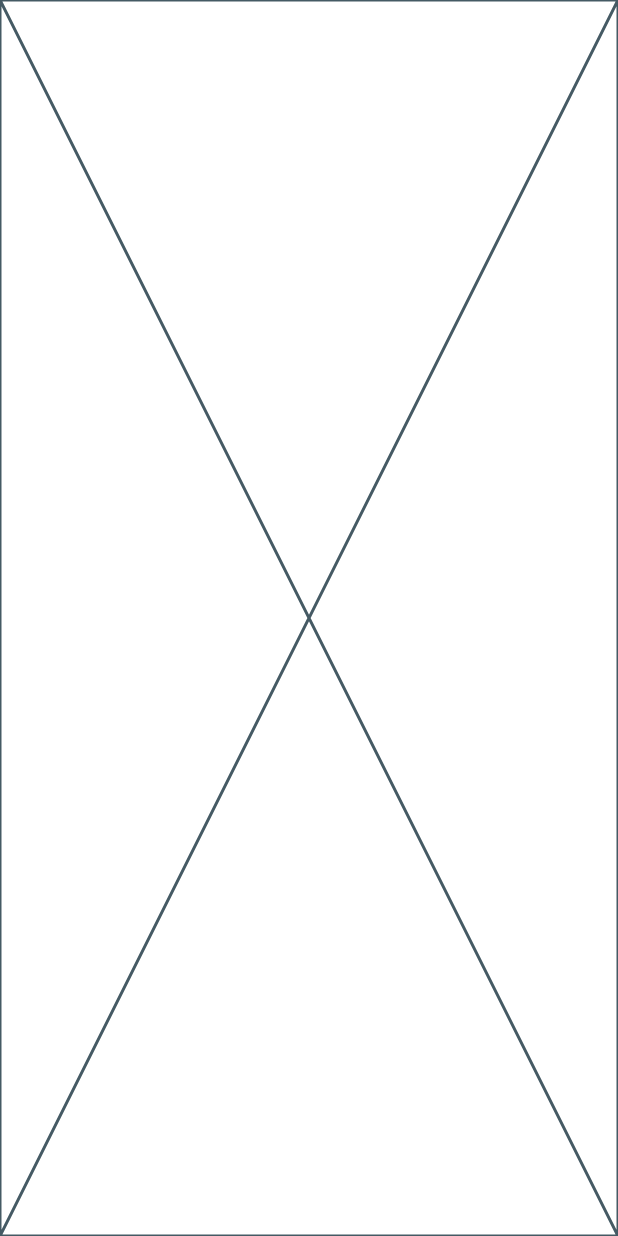
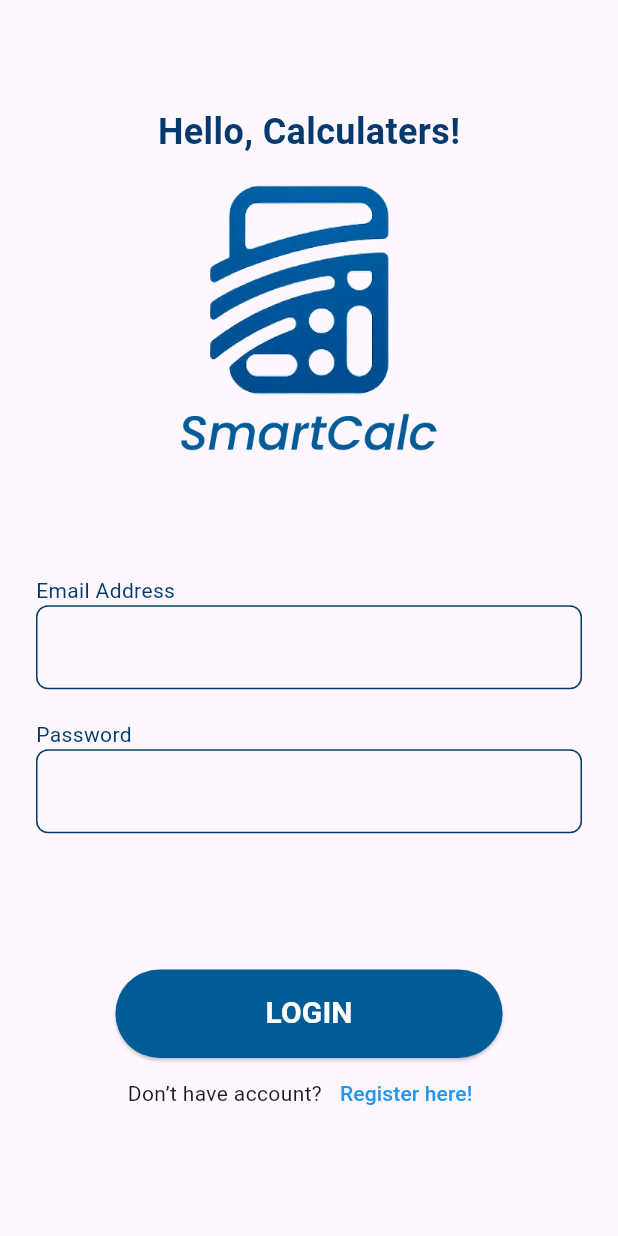
Before and after one commit to anndeviant/tpm_teori_t2, a Flutter app: the screen it shows after launch, on a phone screen of 412 x 824 dp. Run offline on Flutter 3.47's test engine with Material 3 defaults, Android fonts, the phone set to English and light mode, and no system bars.

Commit message:
login page

```diff
--- a/lib/login.dart
+++ b/lib/login.dart
@@ -5,6 +5,116 @@ class Login extends StatelessWidget {
 
   @override
   Widget build(BuildContext context) {
-    return const Placeholder();
+    return SafeArea(
+        child: Scaffold(
+      resizeToAvoidBottomInset: true,
+      body: Container(
+        margin: EdgeInsets.symmetric(horizontal: 24),
+        child: Column(
+          mainAxisAlignment: MainAxisAlignment.spaceEvenly,
+          children: [
+            _header(context),
+            _inputfield(context),
+            _btn(context),
+          ],
+        ),
+      ),
+    ));
+  }
+
+  _header(context) {
+    return Column(
+      children: [
+        Text(
+          'Hello, Calculaters!',
+          style: TextStyle(
+              fontWeight: FontWeight.bold,
+              fontSize: 24,
+              color: Color(0xFF03396C)),
+        ),
+        Image.asset(
+          'assets/images/Group 3.png',
+          scale: 2,
+        )
+      ],
+    );
+  }
+
+  _inputfield(context) {
+    return Column(
+      crossAxisAlignment: CrossAxisAlignment.stretch,
+      children: [
+        Text('Email Address', style: TextStyle(color: Color(0xFF03396C))),
+        TextField(
+          decoration: InputDecoration(
+              enabledBorder: OutlineInputBorder(
+                  borderRadius: BorderRadius.circular(8),
+                  borderSide: BorderSide(
+                    color: Color(0xFF03396C),
+                    width: 1,
+                  )),
+              focusedBorder: OutlineInputBorder(
+                  borderRadius: BorderRadius.circular(8),
+                  borderSide: BorderSide(
+                    color: Color(0xFF03396C),
+                    width: 2,
+                  ))),
+        ),
+        SizedBox(
+          height: 20,
+        ),
+        Text('Password', style: TextStyle(color: Color(0xFF03396C))),
+        TextField(
+          decoration: InputDecoration(
+              enabledBorder: OutlineInputBorder(
+                  borderRadius: BorderRadius.circular(8),
+                  borderSide: BorderSide(
+                    color: Color(0xFF03396C),
+                    width: 1,
+                  )),
+              focusedBorder: OutlineInputBorder(
+                  borderRadius: BorderRadius.circular(8),
+                  borderSide: BorderSide(
+                    color: Color(0xFF03396C),
+                    width: 2,
+                  ))),
+          obscureText: true,
+        ),
+        SizedBox(
+          height: 20,
+        ),
+      ],
+    );
+  }
+
+  _btn(context) {
+    return Column(
+      children: [
+        ElevatedButton(
+          style: ElevatedButton.styleFrom(
+            padding: EdgeInsets.symmetric(vertical: 15, horizontal: 100),
+            backgroundColor: Color(0xFF005B96),
+          ),
+          onPressed: () {},
+          child: Text('LOGIN',
+              style: TextStyle(
+                  fontSize: 20,
+                  fontWeight: FontWeight.bold,
+                  color: Colors.white)),
+        ),
+        Row(
+          mainAxisAlignment: MainAxisAlignment.center,
+          children: [
+            Text('Don’t have account?'),
+            TextButton(
+                onPressed: () {},
+                child: Text(
+                  'Register here!',
+                  style: TextStyle(color: Colors.blue),
+                ))
+          ],
+        )
+      ],
+    );
   }
 }
--- a/pubspec.yaml
+++ b/pubspec.yaml
@@ -58,8 +58,8 @@ flutter:
   uses-material-design: true
 
   # To add assets to your application, add an assets section, like this:
-  # assets:
-  #   - images/a_dot_burr.jpeg
+  assets:
+    - assets/images/
   #   - images/a_dot_ham.jpeg
 
   # An image asset can refer to one or more resolution-specific "variants", see
```
Also changed, not shown: assets/images/Group 3.png (added).
